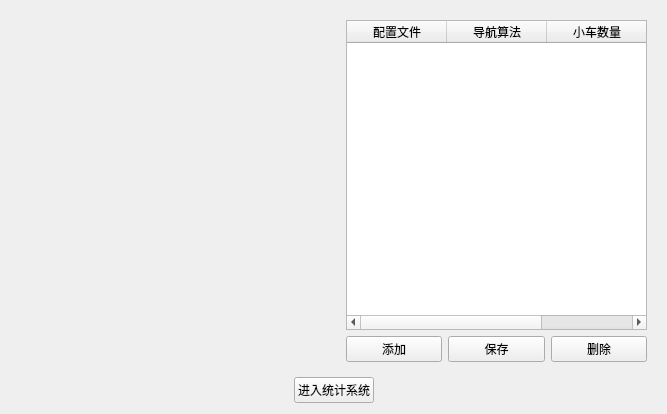
The window that Frontend/MapExploreSimSys/MESSWidgets/StatisticsConfigWidget.ui (2022SExSA/MapExploreSimSys) describes before a commit, drawn with Qt 5.
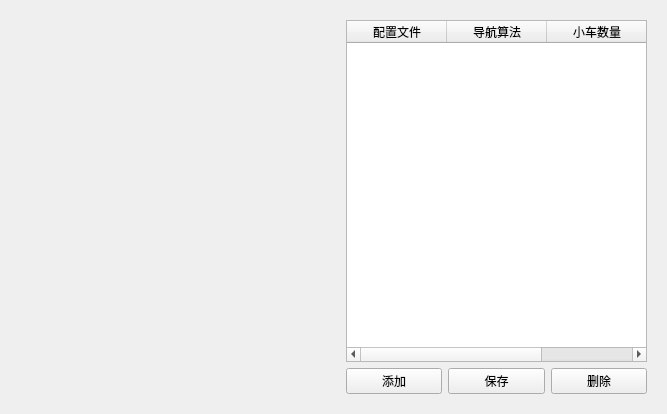
The same window after the commit. Custom widgets are drawn as their Qt base class.

Commit message: Complete StatisticsConfig subsystem

```diff
--- a/Frontend/MapExploreSimSys/MESSWidgets/StatisticsConfigWidget.ui
+++ b/Frontend/MapExploreSimSys/MESSWidgets/StatisticsConfigWidget.ui
@@ -67,43 +67,6 @@
      </layout>
     </widget>
    </item>
-   <item row="1" column="0">
-    <spacer name="horizontalSpacer">
-     <property name="orientation">
-      <enum>Qt::Horizontal</enum>
-     </property>
-     <property name="sizeHint" stdset="0">
-      <size>
-       <width>228</width>
-       <height>20</height>
-      </size>
-     </property>
-    </spacer>
-   </item>
-   <item row="1" column="1" colspan="2">
-    <layout class="QVBoxLayout" name="verticalLayout">
-     <item>
-      <widget class="QPushButton" name="pushButtonin">
-       <property name="text">
-        <string>进入统计系统</string>
-       </property>
-      </widget>
-     </item>
-    </layout>
-   </item>
-   <item row="1" column="3">
-    <spacer name="horizontalSpacer_2">
-     <property name="orientation">
-      <enum>Qt::Horizontal</enum>
-     </property>
-     <property name="sizeHint" stdset="0">
-      <size>
-       <width>267</width>
-       <height>20</height>
-      </size>
-     </property>
-    </spacer>
-   </item>
   </layout>
  </widget>
  <customwidgets>
```
The commit also changes 5 other files.
